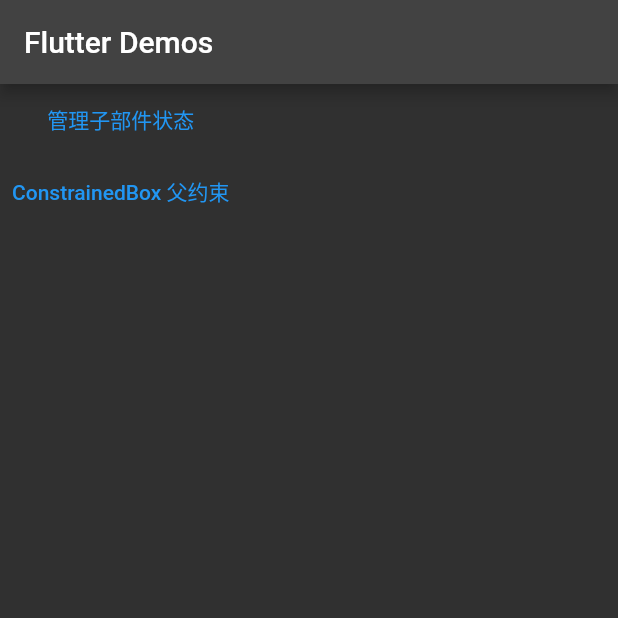
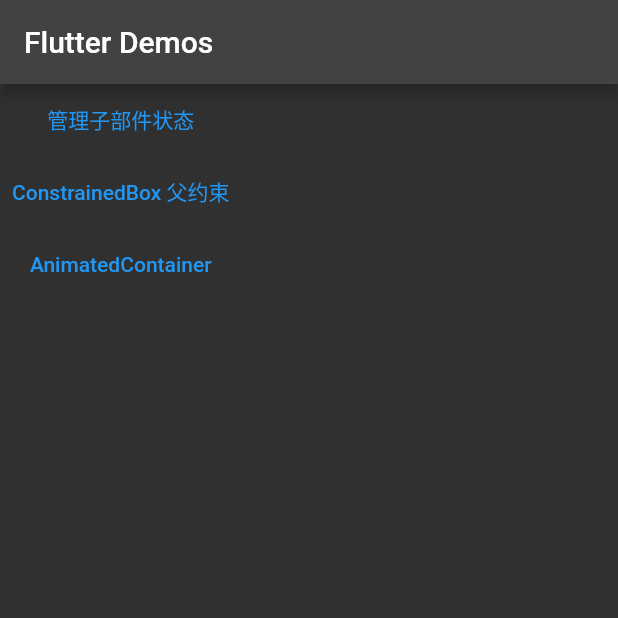
Before and after one commit to loaden/flutter-demo, a Flutter app: the screen it shows after launch, on a phone screen of 412 x 824 dp, the top half of it. Run offline on Flutter 3.47's test engine with Material 2 defaults, Android fonts, the phone set to English and light mode, and no system bars.

Commit message:
添加AnimatedContainer

```diff
--- a/lib/home.dart
+++ b/lib/home.dart
@@ -18,6 +18,10 @@ class Home extends StatelessWidget {
             onPressed: () => route.go(context, route.constrainedBox),
             child: const Text('ConstrainedBox 父约束'),
           ),
+          TextButton(
+            onPressed: () => route.go(context, route.animatedContainerWidget),
+            child: const Text('AnimatedContainer'),
+          ),
         ],
       ),
     );
--- a/lib/route.dart
+++ b/lib/route.dart
@@ -1,13 +1,14 @@
 import 'package:flutter/material.dart';
-
 import 'package:flutterapp/home.dart';
 import 'package:flutterapp/layout/constrained_box.dart';
 import 'package:flutterapp/state/manage_child_state.dart';
+import 'package:flutterapp/animation/animated_container.dart';
 
 // Route names
 const String home = 'home';
 const String constrainedBox = 'constrained_box';
 const String manageChildState = 'manage_child_state';
+const String animatedContainerWidget = 'animated_container_widget';
 
 // Control function
 Route<dynamic> controller(RouteSettings settings) {
@@ -24,6 +25,10 @@ Route<dynamic> controller(RouteSettings settings) {
       return MaterialPageRoute(
         builder: (context) => const ManageChildStateWidget(),
       );
+    case animatedContainerWidget:
+      return MaterialPageRoute(
+        builder: (context) => const AnimatedContainerWidget(),
+      );
     default:
       throw ('The route does not exist');
   }
```
Also changed, not shown: lib/animation/animated_container.dart (added, +36 -0 lines).
